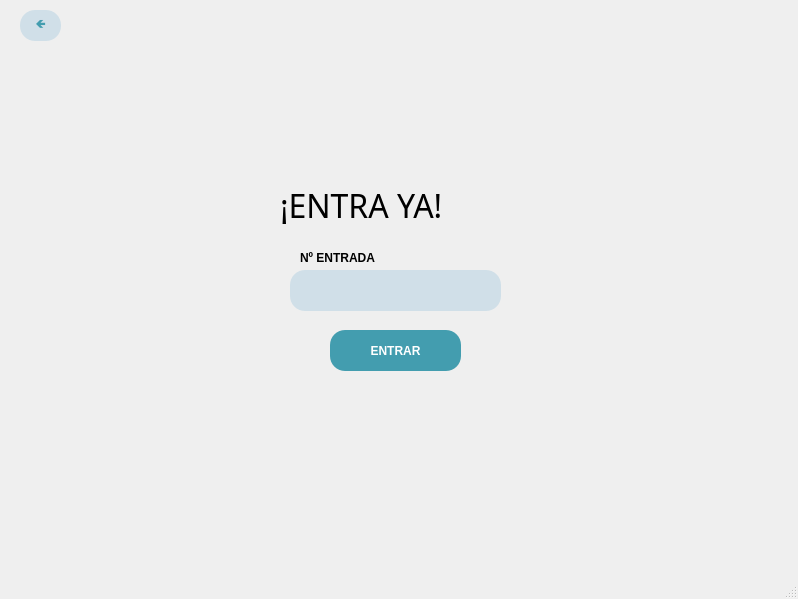
Above: src/vista/ui/RegistroEntrada.ui from eperec03/museo before the change. Below: the same form after it.
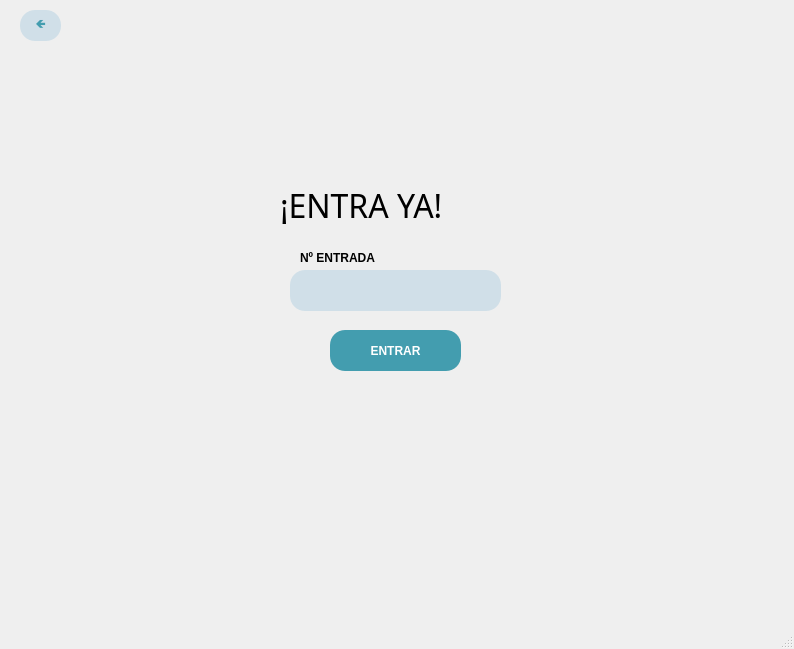
That is the form after the change.

```diff
--- a/src/vista/ui/RegistroEntrada.ui
+++ b/src/vista/ui/RegistroEntrada.ui
@@ -6,8 +6,8 @@
    <rect>
     <x>0</x>
     <y>0</y>
-    <width>798</width>
-    <height>599</height>
+    <width>794</width>
+    <height>649</height>
    </rect>
   </property>
   <property name="font">
```
